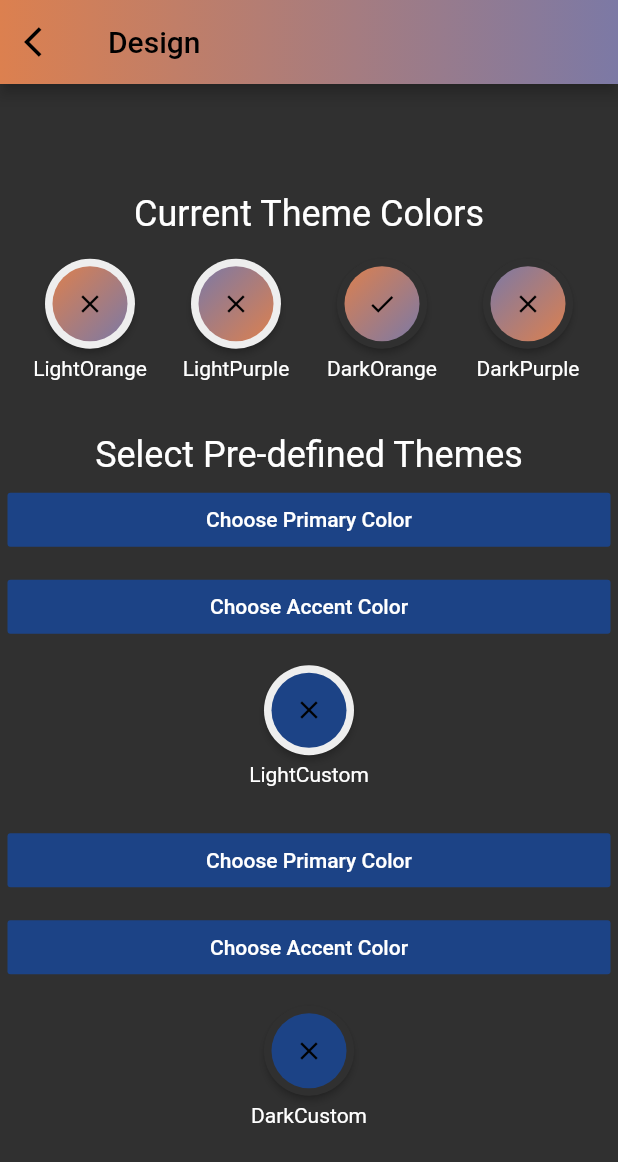
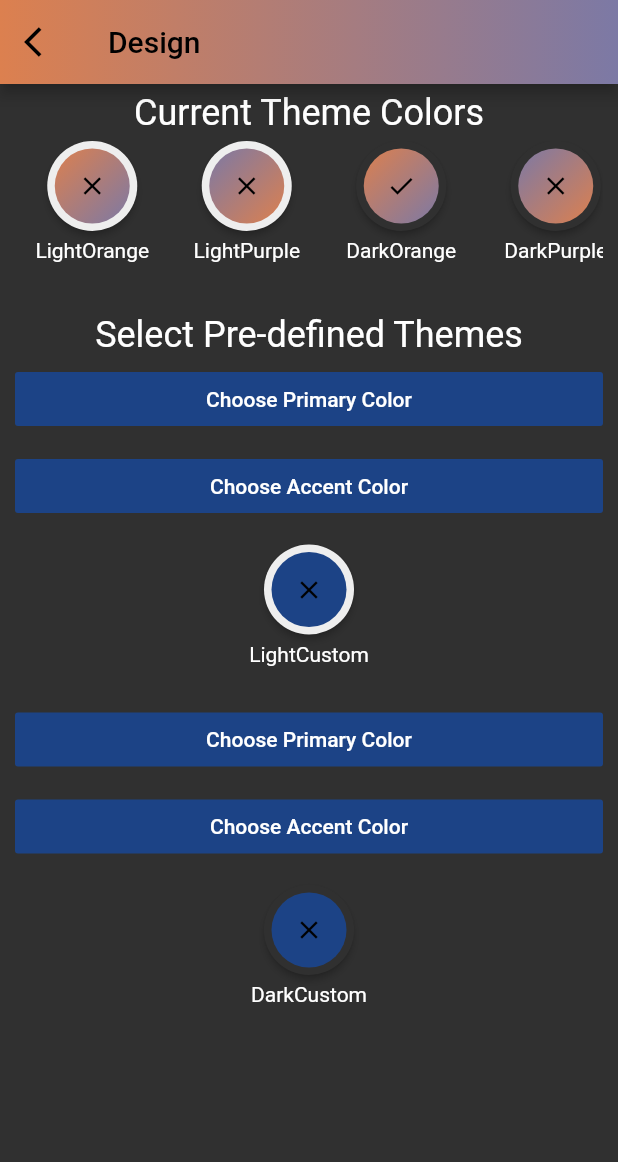
Before and after one commit to Gemu-Inc/Gemu_ui, a Flutter app: the ReglagesScreen screen opened by its route, on a phone screen of 412 x 824 dp. Shown: the top 1162 px of the screen. Run offline on Flutter 3.47's test engine with Material 2 defaults, Android fonts, the phone set to English and light mode, and no system bars; our stand-ins replace cached_network_image, firebase_auth, firebase_core, flutter_icons, flutter_svg, gradient_app_bar and 3 more; missing offline and left inert: flutter_material_color_picker; accounts and stored records are empty; project files that could hold a hidden picture were left out.

Commit message:
Patch size format

```diff
--- a/lib/screens/reglages_screen.dart
+++ b/lib/screens/reglages_screen.dart
@@ -51,32 +51,44 @@ class _ReglagesScreenState extends State<ReglagesScreen> {
             ],
           ),
         ),
-        body: Column(
+        body: CustomScrollView(
+          slivers: [
+            SliverToBoxAdapter(
+              child: Container(
+                margin: EdgeInsets.all(5.0),
+                child: Column(
                   mainAxisAlignment: MainAxisAlignment.center,
                   children: [
                     Text(
                       "Current Theme Colors",
                       style: Theme.of(context).textTheme.headline5,
                     ),
-            Padding(
-                padding: EdgeInsets.all(16.0),
-                child: Row(
-                  mainAxisAlignment: MainAxisAlignment.center,
+                    Container(
+                        margin: EdgeInsets.all(5.0),
+                        height: 90,
+                        width: MediaQuery.of(context).size.width,
+                        child: ListView(
+                          scrollDirection: Axis.horizontal,
                           children: [
-                    Column(
+                            Container(
+                              height: 80,
+                              width: MediaQuery.of(context).size.width / 4,
+                              child: Column(
                                 children: [
                                   RawMaterialButton(
                                     onPressed: () => _updateState(0),
                                     child: AnimatedSwitcher(
                                         duration: Duration(milliseconds: 400),
-                              transitionBuilder:
-                                  (Widget child, Animation<double> animation) =>
+                                        transitionBuilder: (Widget child,
+                                                Animation<double> animation) =>
                                             ScaleTransition(
                                                 child: child, scale: animation),
-                              child: _getIcon(themeNotifier, lightThemeOrange)),
+                                        child: _getIcon(
+                                            themeNotifier, lightThemeOrange)),
                                     shape: CircleBorder(),
                                     elevation: 2.0,
-                          fillColor: lightThemeOrange.scaffoldBackgroundColor,
+                                    fillColor: lightThemeOrange
+                                        .scaffoldBackgroundColor,
                                     padding: EdgeInsets.all(5.0),
                                   ),
                                   SizedBox(
@@ -85,21 +97,26 @@ class _ReglagesScreenState extends State<ReglagesScreen> {
                                   Text(themes[0]),
                                 ],
                               ),
-                    Spacer(),
-                    Column(
+                            ),
+                            Container(
+                              height: 80,
+                              width: MediaQuery.of(context).size.width / 4,
+                              child: Column(
                                 children: [
                                   RawMaterialButton(
                                     onPressed: () => _updateState(1),
                                     child: AnimatedSwitcher(
                                         duration: Duration(milliseconds: 400),
-                              transitionBuilder:
-                                  (Widget child, Animation<double> animation) =>
+                                        transitionBuilder: (Widget child,
+                                                Animation<double> animation) =>
                                             ScaleTransition(
                                                 child: child, scale: animation),
-                              child: _getIcon(themeNotifier, lightThemePurple)),
+                                        child: _getIcon(
+                                            themeNotifier, lightThemePurple)),
                                     shape: CircleBorder(),
                                     elevation: 2.0,
-                          fillColor: lightThemePurple.scaffoldBackgroundColor,
+                                    fillColor: lightThemePurple
+                                        .scaffoldBackgroundColor,
                                     padding: EdgeInsets.all(5.0),
                                   ),
                                   SizedBox(
@@ -108,8 +125,11 @@ class _ReglagesScreenState extends State<ReglagesScreen> {
                                   Text(themes[1]),
                                 ],
                               ),
-                    Spacer(),
-                    Column(
+                            ),
+                            Container(
+                              height: 80,
+                              width: MediaQuery.of(context).size.width / 4,
+                              child: Column(
                                 children: [
                                   RawMaterialButton(
                                     onPressed: () => _updateState(2),
@@ -117,12 +137,15 @@ class _ReglagesScreenState extends State<ReglagesScreen> {
                                       duration: Duration(milliseconds: 400),
                                       transitionBuilder: (Widget child,
                                               Animation<double> animation) =>
-                                ScaleTransition(child: child, scale: animation),
-                            child: _getIcon(themeNotifier, darkThemeOrange),
+                                          ScaleTransition(
+                                              child: child, scale: animation),
+                                      child: _getIcon(
+                                          themeNotifier, darkThemeOrange),
                                     ),
                                     shape: CircleBorder(),
                                     elevation: 2.0,
-                          fillColor: darkThemeOrange.scaffoldBackgroundColor,
+                                    fillColor:
+                                        darkThemeOrange.scaffoldBackgroundColor,
                                     padding: EdgeInsets.all(5.0),
                                   ),
                                   SizedBox(
@@ -131,21 +154,26 @@ class _ReglagesScreenState extends State<ReglagesScreen> {
                                   Text(themes[2]),
                                 ],
                               ),
-                    Spacer(),
-                    Column(
+                            ),
+                            Container(
+                              height: 80,
+                              width: MediaQuery.of(context).size.width / 4,
+                              child: Column(
                                 children: [
                                   RawMaterialButton(
                                     onPressed: () => _updateState(3),
                                     child: AnimatedSwitcher(
                                         duration: Duration(milliseconds: 400),
-                              transitionBuilder:
-                                  (Widget child, Animation<double> animation) =>
+                                        transitionBuilder: (Widget child,
+                                                Animation<double> animation) =>
                                             ScaleTransition(
                                                 child: child, scale: animation),
-                              child: _getIcon(themeNotifier, darkThemePurple)),
+                                        child: _getIcon(
+                                            themeNotifier, darkThemePurple)),
                                     shape: CircleBorder(),
                                     elevation: 2.0,
-                          fillColor: darkThemePurple.scaffoldBackgroundColor,
+                                    fillColor:
+                                        darkThemePurple.scaffoldBackgroundColor,
                                     padding: EdgeInsets.all(5.0),
                                   ),
                                   SizedBox(
@@ -153,6 +181,7 @@ class _ReglagesScreenState extends State<ReglagesScreen> {
                                   ),
                                   Text(themes[3]),
                                 ],
+                              ),
                             ),
                           ],
                         )),
@@ -172,12 +201,13 @@ class _ReglagesScreenState extends State<ReglagesScreen> {
                             borderRadius: BorderRadius.circular(20),
                           ),
                           child: FlatButton(
-                      onPressed: () => _openDialogLight(
-                          "Primary Color", lightThemeCustom.primaryColor, true),
+                              onPressed: () => _openDialogLight("Primary Color",
+                                  lightThemeCustom.primaryColor, true),
                               color: lightThemeCustom.primaryColor,
                               child: Text("Choose Primary Color",
                                   textAlign: TextAlign.center,
-                          style: lightThemeCustom.primaryTextTheme.button)),
+                                  style: lightThemeCustom
+                                      .primaryTextTheme.button)),
                         ),
                         Container(
                           margin: EdgeInsets.all(5.0),
@@ -186,12 +216,13 @@ class _ReglagesScreenState extends State<ReglagesScreen> {
                             borderRadius: BorderRadius.circular(20),
                           ),
                           child: FlatButton(
-                      onPressed: () => _openDialogLight(
-                          "AccentColor", lightThemeCustom.accentColor, false),
+                              onPressed: () => _openDialogLight("AccentColor",
+                                  lightThemeCustom.accentColor, false),
                               color: lightThemeCustom.accentColor,
                               child: Text("Choose Accent Color",
                                   textAlign: TextAlign.center,
-                          style: lightThemeCustom.primaryTextTheme.button)),
+                                  style: lightThemeCustom
+                                      .primaryTextTheme.button)),
                         ),
                         SizedBox(
                           height: 10,
@@ -199,14 +230,17 @@ class _ReglagesScreenState extends State<ReglagesScreen> {
                         RawMaterialButton(
                           onPressed: () {
                             _updateState(4);
-                    colorChangedPrimary(lightThemeCustom.primaryColor.value);
-                    colorChangedAccent(lightThemeCustom.accentColor.value);
+                            colorChangedPrimary(
+                                lightThemeCustom.primaryColor.value);
+                            colorChangedAccent(
+                                lightThemeCustom.accentColor.value);
                           },
                           child: AnimatedSwitcher(
                               duration: Duration(milliseconds: 400),
                               transitionBuilder:
                                   (Widget child, Animation<double> animation) =>
-                              ScaleTransition(child: child, scale: animation),
+                                      ScaleTransition(
+                                          child: child, scale: animation),
                               child: _getIcon(themeNotifier, lightThemeCustom)),
                           shape: CircleBorder(),
                           elevation: 2.0,
@@ -231,12 +265,13 @@ class _ReglagesScreenState extends State<ReglagesScreen> {
                             borderRadius: BorderRadius.circular(20),
                           ),
                           child: FlatButton(
-                      onPressed: () => _openDialogDark(
-                          "Primary Color", darkThemeCustom.primaryColor, true),
+                              onPressed: () => _openDialogDark("Primary Color",
+                                  darkThemeCustom.primaryColor, true),
                               color: darkThemeCustom.primaryColor,
                               child: Text("Choose Primary Color",
                                   textAlign: TextAlign.center,
-                          style: darkThemeCustom.primaryTextTheme.button)),
+                                  style:
+                                      darkThemeCustom.primaryTextTheme.button)),
                         ),
                         Container(
                           margin: EdgeInsets.all(5.0),
@@ -245,12 +280,13 @@ class _ReglagesScreenState extends State<ReglagesScreen> {
                             borderRadius: BorderRadius.circular(20),
                           ),
                           child: FlatButton(
-                      onPressed: () => _openDialogDark(
-                          "AccentColor", darkThemeCustom.accentColor, false),
+                              onPressed: () => _openDialogDark("AccentColor",
+                                  darkThemeCustom.accentColor, false),
                               color: darkThemeCustom.accentColor,
                               child: Text("Choose Accent Color",
                                   textAlign: TextAlign.center,
-                          style: darkThemeCustom.primaryTextTheme.button)),
+                                  style:
+                                      darkThemeCustom.primaryTextTheme.button)),
                         ),
                         SizedBox(
                           height: 10,
@@ -258,14 +294,17 @@ class _ReglagesScreenState extends State<ReglagesScreen> {
                         RawMaterialButton(
                           onPressed: () {
                             _updateState(5);
-                    colorChangedPrimary(darkThemeCustom.primaryColor.value);
-                    colorChangedAccent(darkThemeCustom.accentColor.value);
+                            colorChangedPrimary(
+                                darkThemeCustom.primaryColor.value);
+                            colorChangedAccent(
+                                darkThemeCustom.accentColor.value);
                           },
                           child: AnimatedSwitcher(
                               duration: Duration(milliseconds: 400),
                               transitionBuilder:
                                   (Widget child, Animation<double> animation) =>
-                              ScaleTransition(child: child, scale: animation),
+                                      ScaleTransition(
+                                          child: child, scale: animation),
                               child: _getIcon(themeNotifier, darkThemeCustom)),
                           shape: CircleBorder(),
                           elevation: 2.0,
@@ -278,6 +317,10 @@ class _ReglagesScreenState extends State<ReglagesScreen> {
                         Text(themes[5]),
                       ],
                     ),
+                  ],
+                ),
+              ),
+            )
           ],
         ));
   }
```
Also changed, not shown: lib/screens/home_screen.dart (+5 -5 lines), lib/screens/search_screen.dart (+2 -5 lines), lib/widgets/bottom_share.dart (+21 -16 lines), lib/widgets/custom_tab_bar.dart (+3 -4 lines). Lines whose indentation alone changed are shown as unchanged.
